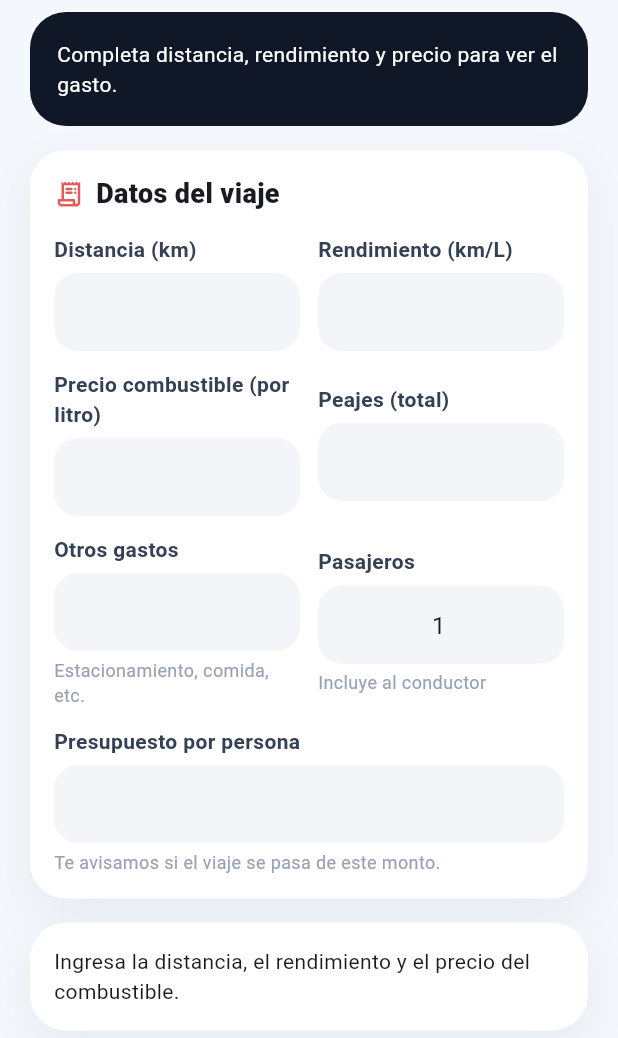
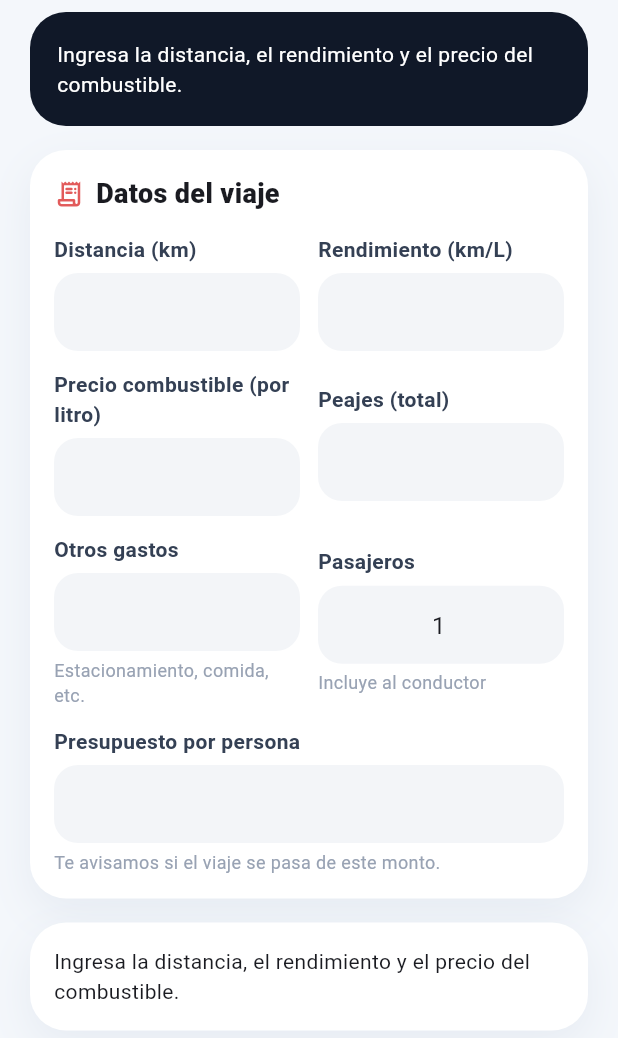
Before and after one commit to bumaclol/viajelisto, a Flutter app: the CalculatorScreen widget shown alone on an empty page, opened directly, on a phone screen of 412 x 824 dp. Shown: the top 1038 px of the screen. Run offline on Flutter 3.47's test engine with Material 3 defaults, Android fonts, the phone set to English and light mode, and no system bars; our stand-ins replace image_picker, shared_preferences, sqflite, sqflite_common_ffi; accounts and stored records are empty; Roboto replaces fonts that are missing (Segoe UI); statements that could not run were skipped.

Commit message:
Corrige campo de pasajeros y agrega texto para compartir en Viaje
- El campo de pasajeros ya no acepta ceros a la izquierda y, al perder
  el foco vacío, vuelve a mostrar el valor guardado.
- El resumen muestra el mensaje real del cálculo (p. ej. pasajeros
  inválidos) en vez de un texto fijo.
- Nuevo botón "Generar texto para compartir" con gastos, total y monto
  exacto por pasajero, copiable al portapapeles.

Co-Authored-By: Claude Opus 5.5 <noreply@anthropic.com>

```diff
--- a/lib/screens/calculator_screen.dart
+++ b/lib/screens/calculator_screen.dart
@@ -23,6 +23,7 @@ class _CalculatorScreenState extends State<CalculatorScreen> {
   late final TextEditingController _other;
   late final TextEditingController _passengers;
   late final TextEditingController _budget;
+  final FocusNode _passengersFocus = FocusNode();
 
   @override
   void initState() {
@@ -37,6 +38,17 @@ class _CalculatorScreenState extends State<CalculatorScreen> {
       text: draft.passengers < 1 ? '1' : '${draft.passengers}',
     );
     _budget = TextEditingController(text: draft.budget);
+    _passengersFocus.addListener(_syncPassengersField);
+  }
+
+  /// Al salir del campo, si quedó vacío o inválido, muestra el valor guardado
+  /// para que lo visible coincida con lo que realmente se guardó.
+  void _syncPassengersField() {
+    if (_passengersFocus.hasFocus) return;
+    final typed = int.tryParse(_passengers.text.trim());
+    if (typed != null && typed >= 1) return;
+    final saved = context.read<AppController>().trips.first.passengers;
+    setState(() => _passengers.text = '${saved < 1 ? 1 : saved}');
   }
 
   @override
@@ -48,6 +60,7 @@ class _CalculatorScreenState extends State<CalculatorScreen> {
     _other.dispose();
     _passengers.dispose();
     _budget.dispose();
+    _passengersFocus.dispose();
     super.dispose();
   }
 
@@ -61,7 +74,7 @@ class _CalculatorScreenState extends State<CalculatorScreen> {
       tolls: _tolls.text,
       otherExpenses: _other.text,
       budget: _budget.text,
-      passengers: passengers < 1 ? 0 : passengers,
+      passengers: passengers,
     );
 
     return ListView(
@@ -76,6 +89,7 @@ class _CalculatorScreenState extends State<CalculatorScreen> {
           tolls: _tolls,
           other: _other,
           passengers: _passengers,
+          passengersFocus: _passengersFocus,
           budget: _budget,
           onChanged: _onChanged,
         ),
@@ -119,6 +133,11 @@ class _SummaryCard extends StatelessWidget {
     final within = result?.withinBudget;
     final difference = result?.budgetDifference;
     final percent = _percent(result);
+    final hint = switch (preview) {
+      CostMissing(:final message) => message,
+      CostInvalid(:final message) => message,
+      CostReady() => '',
+    };
 
     return Container(
       padding: const EdgeInsets.all(18),
@@ -127,9 +146,13 @@ class _SummaryCard extends StatelessWidget {
         borderRadius: BorderRadius.circular(24),
       ),
       child: result == null
-          ? const Text(
-              'Completa distancia, rendimiento y precio para ver el gasto.',
-              style: TextStyle(color: Colors.white, height: 1.4),
+          ? Text(
+              hint,
+              style: TextStyle(
+                color: preview is CostInvalid ? const Color(0xFFFDA29B) : Colors.white,
+                fontWeight: preview is CostInvalid ? FontWeight.w700 : FontWeight.w400,
+                height: 1.4,
+              ),
             )
           : Column(
               crossAxisAlignment: CrossAxisAlignment.start,
@@ -264,6 +287,7 @@ class _FormCard extends StatelessWidget {
     required this.tolls,
     required this.other,
     required this.passengers,
+    required this.passengersFocus,
     required this.budget,
     required this.onChanged,
   });
@@ -274,6 +298,7 @@ class _FormCard extends StatelessWidget {
   final TextEditingController tolls;
   final TextEditingController other;
   final TextEditingController passengers;
+  final FocusNode passengersFocus;
   final TextEditingController budget;
   final ValueChanged<String> onChanged;
 
@@ -329,6 +354,7 @@ class _FormCard extends StatelessWidget {
               Expanded(
                 child: _SoftField(
                   controller: passengers,
+                  focusNode: passengersFocus,
                   label: 'Pasajeros',
                   helper: 'Incluye al conductor',
                   digitsOnly: true,
@@ -382,8 +408,7 @@ class _DetailCard extends StatelessWidget {
           _Line('Peajes', formatMoney(result.tolls)),
           _Line('Otros gastos', formatMoney(result.otherExpenses)),
           const Divider(height: 22),
-          _Line('Total del viaje', formatMoney(result.total), strong: true),
-          if (difference != null) ...[
+          _Line('Total del viaje', formatMoney(result.total), strong: true),          if (difference != null) ...[
             const SizedBox(height: 10),
             Row(
               children: [
@@ -410,10 +435,85 @@ class _DetailCard extends StatelessWidget {
               ],
             ),
           ],
+          const SizedBox(height: 14),
+          SizedBox(
+            width: double.infinity,
+            child: OutlinedButton.icon(
+              onPressed: () => _showShareText(context, result),
+              icon: const Icon(Icons.copy_rounded, size: 18),
+              label: const Text('Generar texto para compartir'),
+            ),
+          ),
         ],
       ),
     );
   }
+
+  Future<void> _showShareText(BuildContext context, TripResult result) {
+    final text = buildShareText(result);
+    return showDialog<void>(
+      context: context,
+      builder: (dialogContext) => AlertDialog(
+        title: const Text('Resumen del viaje'),
+        content: SingleChildScrollView(child: SelectableText(text)),
+        actions: [
+          TextButton(
+            onPressed: () => Navigator.of(dialogContext).pop(),
+            child: const Text('Cerrar'),
+          ),
+          FilledButton.icon(
+            onPressed: () async {
+              await Clipboard.setData(ClipboardData(text: text));
+              if (!dialogContext.mounted) return;
+              Navigator.of(dialogContext).pop();
+              if (!context.mounted) return;
+              ScaffoldMessenger.maybeOf(context)?.showSnackBar(
+                const SnackBar(content: Text('Texto copiado al portapapeles')),
+              );
+            },
+            icon: const Icon(Icons.copy_rounded, size: 18),
+            label: const Text('Copiar'),
+          ),
+        ],
+      ),
+    );
+  }
+}
+
+/// Reparte el total en pesos enteros: si no divide exacto, los primeros
+/// pasajeros pagan $1 más, de modo que la suma da exactamente el total.
+List<int> splitTotal(int total, int passengers) {
+  if (passengers < 1) return const [];
+  final base = total ~/ passengers;
+  final remainder = total % passengers;
+  return List.generate(passengers, (i) => i < remainder ? base + 1 : base);
+}
+
+/// Texto listo para copiar con los ítems, el total y lo que paga cada pasajero.
+String buildShareText(TripResult result) {
+  final total = result.total.round();
+  final shares = splitTotal(total, result.passengers);
+  final buffer = StringBuffer()
+    ..writeln('🚗 Resumen del viaje')
+    ..writeln()
+    ..writeln('Gastos:')
+    ..writeln('• Combustible (${formatDecimal(result.liters)} L): ${formatMoney(result.fuelCost)}')
+    ..writeln('• Peajes: ${formatMoney(result.tolls)}')
+    ..writeln('• Otros gastos: ${formatMoney(result.otherExpenses)}')
+    ..writeln()
+    ..writeln('Total del viaje: ${formatMoney(total)}')
+    ..writeln()
+    ..writeln('Pasajeros (${result.passengers}):');
+  for (var i = 0; i < shares.length; i++) {
+    final label = i == 0 ? 'Pasajero 1 (conductor)' : 'Pasajero ${i + 1}';
+    buffer.writeln('• $label: ${formatMoney(shares[i])}');
+  }
+  if (shares.toSet().length > 1) {
+    buffer
+      ..writeln()
+      ..writeln(r'(El total no se divide exacto; algunos pagan $1 más para que la suma cuadre.)');
+  }
+  return buffer.toString().trimRight();
 }
 
 class _Line extends StatelessWidget {
@@ -468,11 +568,13 @@ class _SoftField extends StatelessWidget {
     required this.controller,
     required this.label,
     required this.onChanged,
+    this.focusNode,
     this.helper,
     this.digitsOnly = false,
   });
 
   final TextEditingController controller;
+  final FocusNode? focusNode;
   final String label;
   final String? helper;
   final bool digitsOnly;
@@ -487,12 +589,17 @@ class _SoftField extends StatelessWidget {
         const SizedBox(height: 6),
         TextField(
           controller: controller,
-          keyboardType: const TextInputType.numberWithOptions(decimal: true),
+          focusNode: focusNode,
+          keyboardType: digitsOnly
+              ? TextInputType.number
+              : const TextInputType.numberWithOptions(decimal: true),
           textAlign: TextAlign.center,
           inputFormatters: [
             FilteringTextInputFormatter.allow(
               digitsOnly ? RegExp(r'[0-9]') : RegExp(r'[0-9.,]'),
             ),
+            // Sin ceros a la izquierda: el campo nunca muestra "0" ni "05".
+            if (digitsOnly) FilteringTextInputFormatter.deny(RegExp(r'^0+')),
           ],
           decoration: const InputDecoration(
             isDense: true,
```
